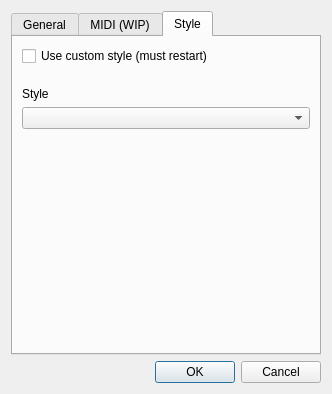
Old version of the form src/editor/SettingsDialog.ui in the repository yuxshao/ptcollab.
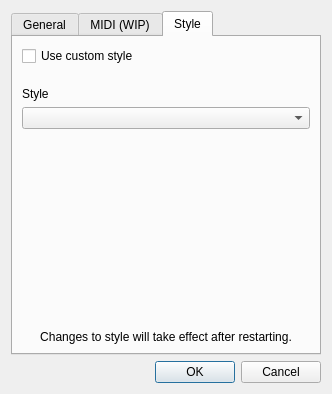
New version of the form. The open tabs and pages were chosen to show the change.

Commit message: Added proper restart dialog for style changes.

```diff
--- a/src/editor/SettingsDialog.ui
+++ b/src/editor/SettingsDialog.ui
@@ -140,7 +140,7 @@
        <item>
         <widget class="QCheckBox" name="customStyleCheck">
          <property name="text">
-          <string>Use custom style (must restart)</string>
+          <string>Use custom style</string>
          </property>
         </widget>
        </item>
@@ -183,6 +183,16 @@
          </property>
         </spacer>
        </item>
+       <item>
+        <widget class="QLabel" name="label_3">
+         <property name="text">
+          <string>Changes to style will take effect after restarting.</string>
+         </property>
+         <property name="alignment">
+          <set>Qt::AlignCenter</set>
+         </property>
+        </widget>
+       </item>
       </layout>
      </widget>
     </widget>
```
Left out of the diff: 2 changed lines with no effect on the pictures. The commit also changes 6 other files.
